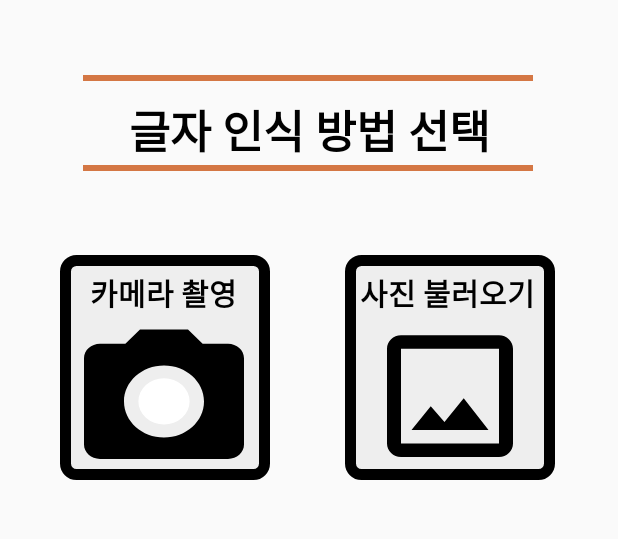
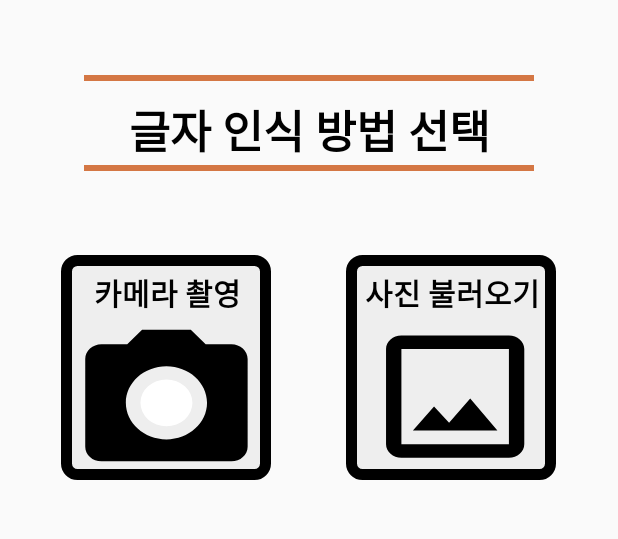
Before and after one commit to choijoohee213/SignLanguage_Translation_App, an Android app: the SelectActivity screen opened directly, with no data from a screen before it, on a phone screen of 412 x 824 dp, the part 225-764 px from its top. Run offline under Robolectric (Android 15) with nearby library versions, the light colour scheme and no system bars; libraries missing offline, so code that uses them is left out: com.google.api.client, com.google.api.services.

Commit message:
resolved #1 카메라/갤러리 선택 화면 레이아웃 오류 수정

```diff
--- a/app/src/main/res/drawable/ic_baseline_crop_original_24.xml
+++ b/app/src/main/res/drawable/ic_baseline_crop_original_24.xml
@@ -1,8 +1,8 @@
 <vector xmlns:android="http://schemas.android.com/apk/res/android"
     android:width="140dp"
     android:height="150dp"
-    android:viewportWidth="30"
-    android:viewportHeight="30">
+    android:viewportWidth="25"
+    android:viewportHeight="25">
   <path
       android:fillColor="@android:color/black"
       android:pathData="M19,3L5,3c-1.1,0 -2,0.9 -2,2v14c0,1.1 0.9,2 2,2h14c1.1,0 2,-0.9 2,-2L21,5c0,-1.1 -0.9,-2 -2,-2zM19,19L5,19L5,5h14v14zM13.96,12.29l-2.75,3.54 -1.96,-2.36L6.5,17h11l-3.54,-4.71z"/>
--- a/app/src/main/res/drawable/ic_baseline_local_see_24.xml
+++ b/app/src/main/res/drawable/ic_baseline_local_see_24.xml
@@ -1,8 +1,8 @@
 <vector xmlns:android="http://schemas.android.com/apk/res/android"
-    android:width="50dp"
-    android:height="50dp"
-    android:viewportWidth="30"
-    android:viewportHeight="30">
+    android:width="30dp"
+    android:height="30dp"
+    android:viewportWidth="25"
+    android:viewportHeight="22">
   <path
       android:fillColor="@android:color/white"
       android:pathData="M12,12m-3.2,0a3.2,3.2 0,1 1,6.4 0a3.2,3.2 0,1 1,-6.4 0"/>
--- a/app/src/main/res/layout/activity_select.xml
+++ b/app/src/main/res/layout/activity_select.xml
@@ -23,7 +23,7 @@
         android:id="@+id/progressBar"
         style="?android:attr/progressBarStyleHorizontal"
         android:layout_width="300dp"
-        android:layout_marginLeft="55dp"
+        android:layout_gravity="center_horizontal"
         android:background="#FB8D51"
         android:layout_marginTop="200dp"
         android:layout_height="4dp" />
@@ -31,7 +31,7 @@
         android:id="@+id/progressBar"
         style="?android:attr/progressBarStyleHorizontal"
         android:layout_width="300dp"
-        android:layout_marginLeft="55dp"
+        android:layout_gravity="center_horizontal"
         android:background="#FB8D51"
         android:layout_marginTop="260dp"
         android:layout_height="4dp"
@@ -47,60 +47,76 @@
         android:layout_width="140dp"
         android:layout_height="150dp"
         android:orientation="vertical"
-
-        android:layout_marginLeft="230dp"
+        android:layout_gravity="center_horizontal"
+        android:layout_marginRight="190dp"
         android:layout_marginTop="320dp"
 
         android:padding="100dp"
-        android:background="@drawable/layout_background"/>
+        android:background="@drawable/layout_background"
+        />
+
+    <TextView
+        android:id="@+id/title2"
+        android:layout_width="108dp"
+        android:layout_height="wrap_content"
+        android:layout_gravity="center_horizontal"
+
+        android:layout_marginRight="178dp"
+        android:layout_marginTop="330dp"
+        android:layout_marginBottom="8dp"
+
+        android:text="카메라 촬영"
+        android:textSize="20dp"
+        android:textColor="#000000"
+
+        android:textStyle="bold" />
+
+
     <Button
-        android:id="@+id/fab"
-        android:layout_width="140dp"
-        android:layout_height="135dp"
+        android:id="@+id/fab1"
+        android:layout_width="135dp"
+        android:layout_height="107dp"
+        android:layout_gravity="center_horizontal"
+
+        android:layout_marginRight="230dp"
+        android:layout_marginLeft="45dp"
         android:layout_marginTop="360dp"
-        android:layout_marginLeft="244dp"
-        android:background="@drawable/ic_baseline_crop_original_24" />
+        android:background="@drawable/ic_baseline_local_see_24" />
 
     <LinearLayout
         android:layout_width="140dp"
         android:layout_height="150dp"
         android:orientation="vertical"
-
-        android:layout_marginLeft="40dp"
+        android:layout_gravity="center_horizontal"
+        android:layout_marginLeft = "190dp"
         android:layout_marginTop="320dp"
 
         android:padding="100dp"
-        android:background="@drawable/layout_background"
-        />
-    <TextView
-        android:id="@+id/title2"
-        android:layout_width="108dp"
-        android:layout_height="wrap_content"
-        android:textSize="20dp"
-        android:layout_marginLeft="60dp"
-        android:layout_marginTop="330dp"
-        android:layout_marginBottom="8dp"
-        android:text="카메라 촬영"
-        android:textColor="#000000"
+        android:background="@drawable/layout_background"/>
 
-        android:textStyle="bold" />
-    <Button
-        android:id="@+id/fab1"
-        android:layout_width="160dp"
-        android:layout_height="144dp"
-        android:layout_marginTop="360dp"
-        android:layout_marginLeft="45dp"
-        android:background="@drawable/ic_baseline_local_see_24" />
     <TextView
         android:id="@+id/title3"
         android:layout_width="120dp"
         android:layout_height="wrap_content"
-        android:textSize="20dp"
-        android:layout_marginLeft="240dp"
+        android:layout_gravity="center_horizontal"
+
+        android:layout_marginLeft="195dp"
         android:layout_marginTop="330dp"
         android:layout_marginBottom="8dp"
+
         android:text="사진 불러오기"
+        android:textSize="20dp"
         android:textColor="#000000"
         android:textStyle="bold" />
 
+    <Button
+        android:id="@+id/fab"
+        android:layout_width="128dp"
+        android:layout_height="113dp"
+        android:layout_gravity="center_horizontal"
+
+        android:layout_marginLeft="200dp"
+        android:layout_marginTop="360dp"
+        android:background="@drawable/ic_baseline_crop_original_24" />
+
 </androidx.coordinatorlayout.widget.CoordinatorLayout>
--- a/app/src/main/res/layout/content_select.xml
+++ b/app/src/main/res/layout/content_select.xml
@@ -26,14 +26,13 @@
                 android:layout_width="match_parent"
                 android:layout_height="wrap_content"
                 android:textSize="30dp"
-                android:layout_marginLeft="70dp"
+                android:layout_gravity="center_horizontal"
                 android:layout_marginTop="198dp"
                 android:layout_marginBottom="8dp"
                 android:text="글자 인식 방법 선택"
+                android:textAlignment="center"
                 android:textColor="#000000"
                 android:textStyle="bold" />
-
-
 
         </LinearLayout>
     </ScrollView>
```
